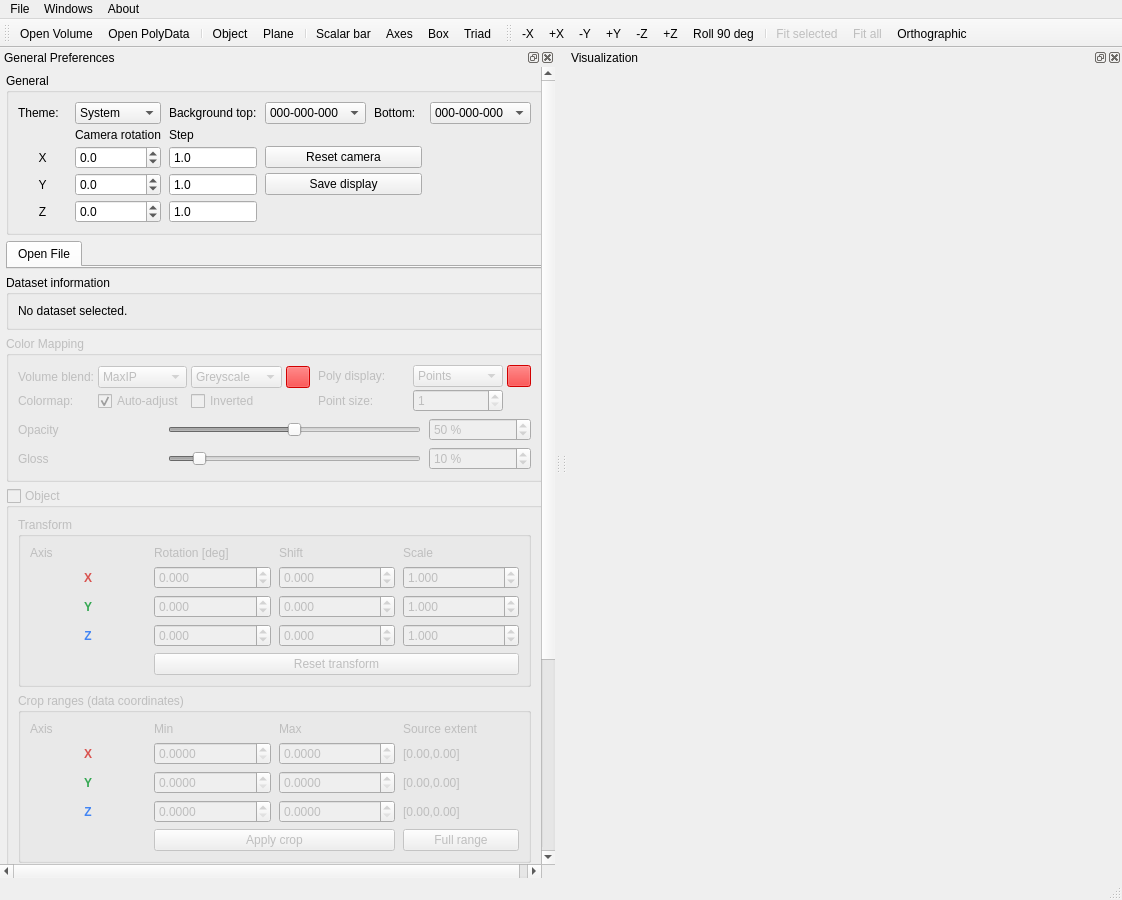
Old version of the form OCTview3R/OCTview3R.ui in the repository janlazer/UKE-OCTview3R.
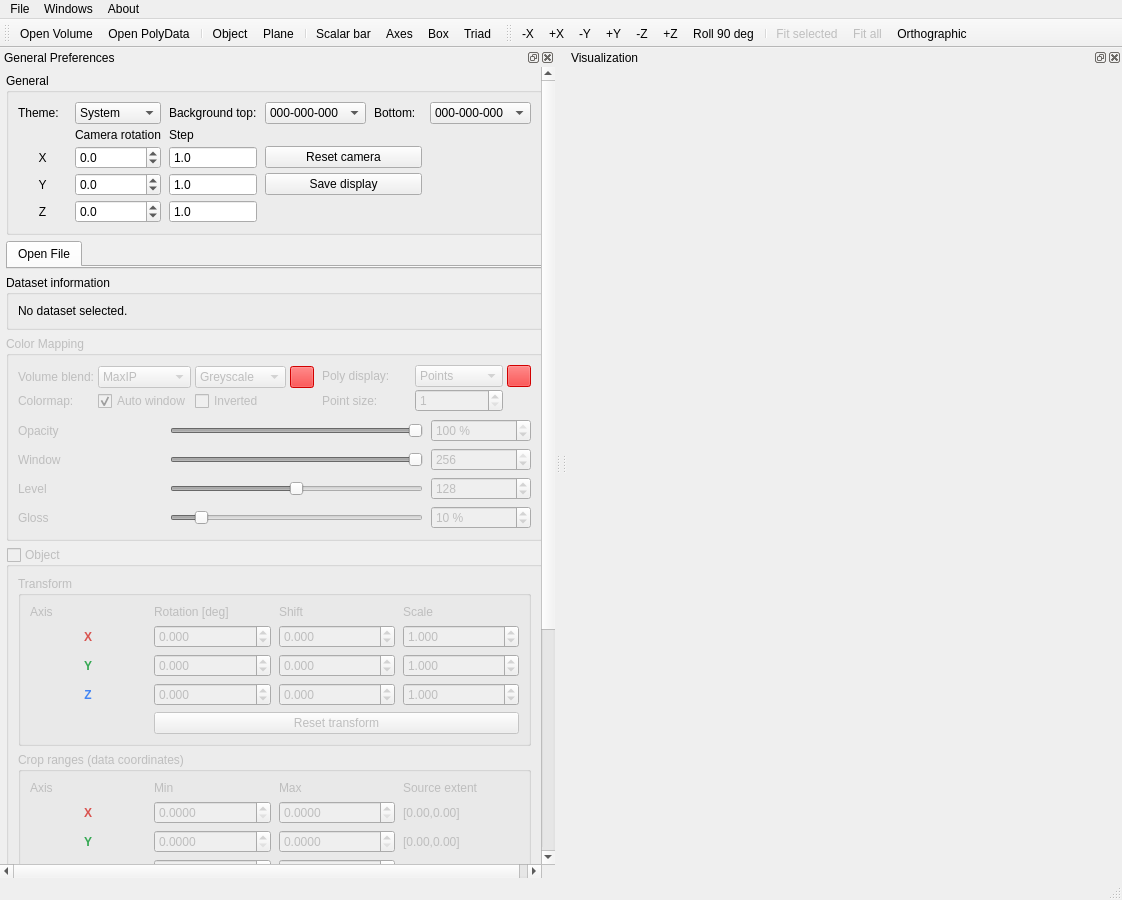
New version of the form. Icons and pictures are not drawn. Custom widgets are drawn as their Qt base class.

```diff
--- a/OCTview3R/OCTview3R.ui
+++ b/OCTview3R/OCTview3R.ui
@@ -549,7 +549,7 @@
         <property name="minimumSize">
          <size>
           <width>0</width>
-          <height>145</height>
+          <height>205</height>
          </size>
         </property>
         <property name="title">
@@ -697,7 +697,7 @@
             <item row="1" column="1">
              <widget class="QCheckBox" name="checkBox_adjustColormap">
               <property name="text">
-               <string>Auto-adjust</string>
+               <string>Auto window</string>
               </property>
               <property name="checked">
                <bool>true</bool>
@@ -813,7 +813,7 @@
             <number>100</number>
            </property>
            <property name="value">
-            <number>50</number>
+            <number>100</number>
            </property>
            <property name="orientation">
             <enum>Qt::Horizontal</enum>
@@ -826,7 +826,7 @@
             <number>100</number>
            </property>
            <property name="value">
-            <number>50</number>
+            <number>100</number>
            </property>
            <property name="suffix">
             <string> %</string>
@@ -834,6 +834,72 @@
           </widget>
          </item>
          <item row="2" column="0">
+          <widget class="QLabel" name="label_windowWidth">
+           <property name="text">
+            <string>Window</string>
+           </property>
+          </widget>
+         </item>
+         <item row="2" column="1" colspan="2">
+          <widget class="QSlider" name="Slider_windowWidth">
+           <property name="minimum">
+            <number>1</number>
+           </property>
+           <property name="maximum">
+            <number>256</number>
+           </property>
+           <property name="value">
+            <number>256</number>
+           </property>
+           <property name="orientation">
+            <enum>Qt::Horizontal</enum>
+           </property>
+          </widget>
+         </item>
+         <item row="2" column="3">
+          <widget class="QSpinBox" name="windowWidthSpinBox">
+           <property name="minimum">
+            <number>1</number>
+           </property>
+           <property name="maximum">
+            <number>256</number>
+           </property>
+           <property name="value">
+            <number>256</number>
+           </property>
+          </widget>
+         </item>
+         <item row="3" column="0">
+          <widget class="QLabel" name="label_windowLevel">
+           <property name="text">
+            <string>Level</string>
+           </property>
+          </widget>
+         </item>
+         <item row="3" column="1" colspan="2">
+          <widget class="QSlider" name="Slider_windowLevel">
+           <property name="maximum">
+            <number>255</number>
+           </property>
+           <property name="value">
+            <number>128</number>
+           </property>
+           <property name="orientation">
+            <enum>Qt::Horizontal</enum>
+           </property>
+          </widget>
+         </item>
+         <item row="3" column="3">
+          <widget class="QSpinBox" name="windowLevelSpinBox">
+           <property name="maximum">
+            <number>255</number>
+           </property>
+           <property name="value">
+            <number>128</number>
+           </property>
+          </widget>
+         </item>
+         <item row="4" column="0">
           <widget class="QLabel" name="label_polyGloss">
            <property name="enabled">
             <bool>false</bool>
@@ -843,7 +909,7 @@
            </property>
           </widget>
          </item>
-         <item row="2" column="1" colspan="2">
+         <item row="4" column="1" colspan="2">
           <widget class="QSlider" name="Slider_polyGloss">
            <property name="enabled">
             <bool>false</bool>
@@ -859,7 +925,7 @@
            </property>
           </widget>
          </item>
-         <item row="2" column="3">
+         <item row="4" column="3">
           <widget class="QSpinBox" name="glossSpinBox">
            <property name="enabled">
             <bool>false</bool>
```
